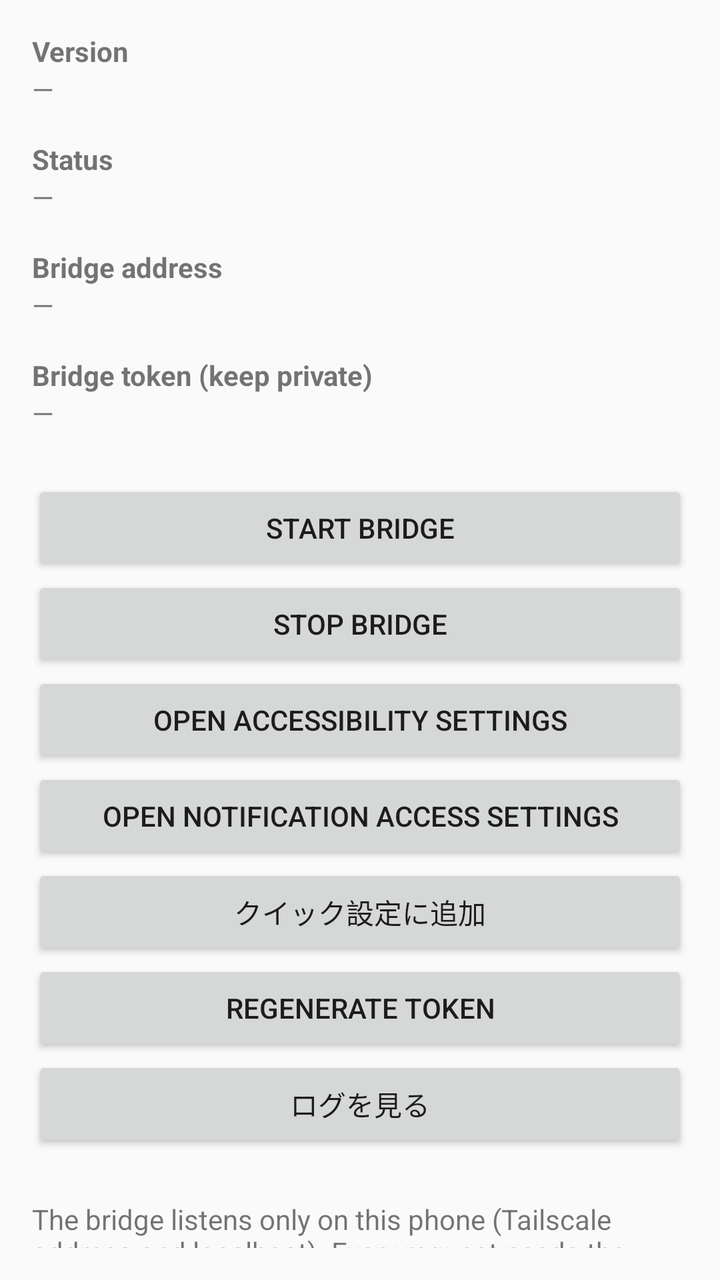
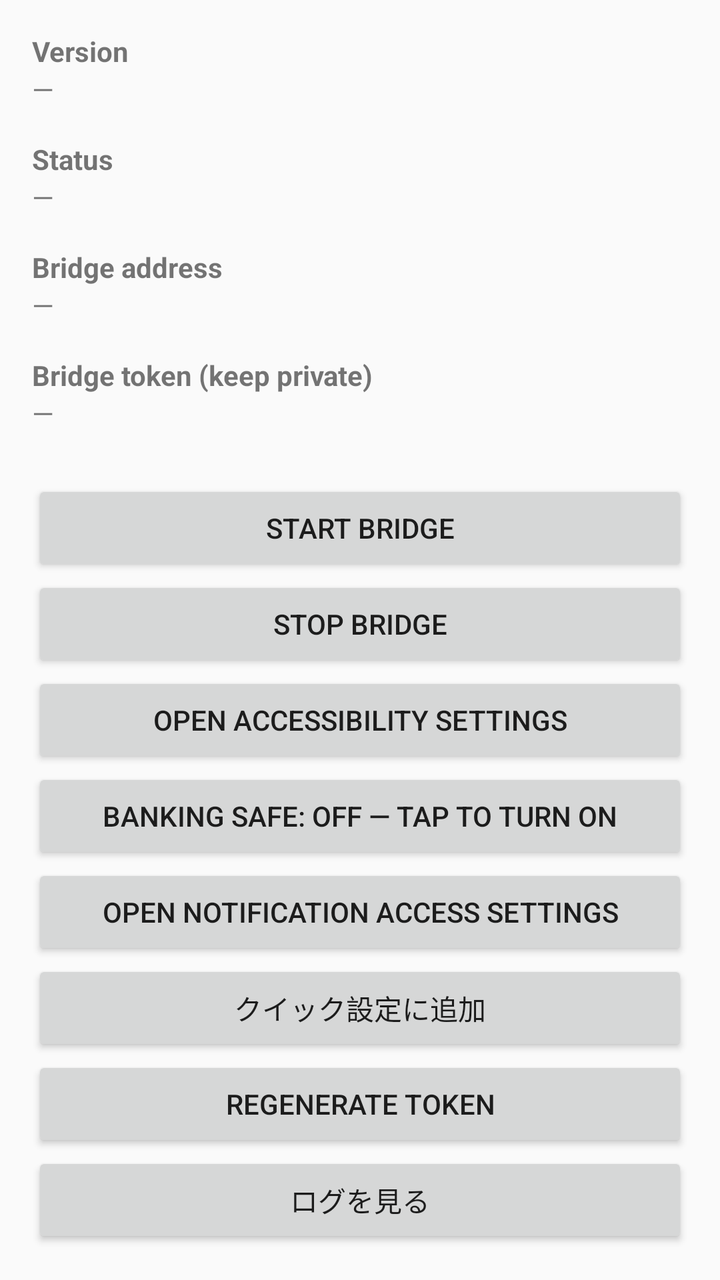

An Android layout rendered at two revisions. The XML below is the earlier revision; the diff shows what the commit changed to produce the second picture.
<!-- AndroidManifest.xml: application theme android:Theme.Material.Light.NoActionBar -->
<!-- res/layout/activity_main.xml -->
<?xml version="1.0" encoding="utf-8"?>
<LinearLayout xmlns:android="http://schemas.android.com/apk/res/android"
    android:layout_width="match_parent"
    android:layout_height="match_parent"
    android:orientation="vertical"
    android:padding="16dp">

    <TextView
        android:layout_width="wrap_content"
        android:layout_height="wrap_content"
        android:text="@string/title_version"
        android:textStyle="bold" />
    <TextView
        android:id="@+id/version_text"
        android:layout_width="match_parent"
        android:layout_height="wrap_content"
        android:text="—" />

    <TextView
        android:layout_width="wrap_content"
        android:layout_height="wrap_content"
        android:layout_marginTop="16dp"
        android:text="@string/title_status"
        android:textStyle="bold" />
    <TextView
        android:id="@+id/status_text"
        android:layout_width="match_parent"
        android:layout_height="wrap_content"
        android:text="—" />

    <TextView
        android:layout_width="wrap_content"
        android:layout_height="wrap_content"
        android:layout_marginTop="16dp"
        android:text="@string/title_address"
        android:textStyle="bold" />
    <TextView
        android:id="@+id/address_text"
        android:layout_width="match_parent"
        android:layout_height="wrap_content"
        android:text="—" />

    <TextView
        android:layout_width="wrap_content"
        android:layout_height="wrap_content"
        android:layout_marginTop="16dp"
        android:text="@string/title_token"
        android:textStyle="bold" />
    <TextView
        android:id="@+id/token_text"
        android:layout_width="match_parent"
        android:layout_height="wrap_content"
        android:text="—"
        android:textIsSelectable="true" />

    <Button
        android:id="@+id/start_button"
        android:layout_width="match_parent"
        android:layout_height="wrap_content"
        android:layout_marginTop="24dp"
        android:text="@string/btn_start" />
    <Button
        android:id="@+id/stop_button"
        android:layout_width="match_parent"
        android:layout_height="wrap_content"
        android:text="@string/btn_stop" />
    <Button
        android:id="@+id/accessibility_button"
        android:layout_width="match_parent"
        android:layout_height="wrap_content"
        android:text="@string/btn_accessibility" />
    <Button
        android:id="@+id/notification_button"
        android:layout_width="match_parent"
        android:layout_height="wrap_content"
        android:text="@string/btn_notification" />
    <Button
        android:id="@+id/add_tile_button"
        android:layout_width="match_parent"
        android:layout_height="wrap_content"
        android:text="@string/btn_add_tile" />
    <Button
        android:id="@+id/regenerate_button"
        android:layout_width="match_parent"
        android:layout_height="wrap_content"
        android:text="@string/btn_regenerate" />
    <Button
        android:id="@+id/log_button"
        android:layout_width="match_parent"
        android:layout_height="wrap_content"
        android:text="@string/btn_log" />

    <TextView
        android:layout_width="match_parent"
        android:layout_height="wrap_content"
        android:layout_marginTop="24dp"
        android:text="@string/hint" />
</LinearLayout>
<!-- resources referenced by this layout -->
<resources>
  <string name="btn_accessibility">Open accessibility settings</string>
  <string name="btn_add_tile">クイック設定に追加</string>
  <string name="btn_log">ログを見る</string>
  <string name="btn_notification">Open notification access settings</string>
  <string name="btn_regenerate">Regenerate token</string>
  <string name="btn_start">Start bridge</string>
  <string name="btn_stop">Stop bridge</string>
  <string name="hint">The bridge listens only on this phone (Tailscale address and localhost). Every request needs the token above. Stop the bridge when you are done.</string>
  <string name="title_address">Bridge address</string>
  <string name="title_status">Status</string>
  <string name="title_token">Bridge token (keep private)</string>
  <string name="title_version">Version</string>
</resources>

<!-- the commit's change to res/layout/activity_main.xml (unified diff, before → after) -->
@@ -70,6 +70,11 @@
         android:layout_height="wrap_content"
         android:text="@string/btn_accessibility" />
     <Button
+        android:id="@+id/mode_button"
+        android:layout_width="match_parent"
+        android:layout_height="wrap_content"
+        android:text="@string/btn_mode_minimal" />
+    <Button
         android:id="@+id/notification_button"
         android:layout_width="match_parent"
         android:layout_height="wrap_content"
<!-- resource entries referenced after the edit -->
@@ -3,6 +3,7 @@
   <string name="btn_accessibility">Open accessibility settings</string>
   <string name="btn_add_tile">クイック設定に追加</string>
   <string name="btn_log">ログを見る</string>
+  <string name="btn_mode_minimal">Banking safe: OFF — tap to turn on</string>
   <string name="btn_notification">Open notification access settings</string>
   <string name="btn_regenerate">Regenerate token</string>
   <string name="btn_start">Start bridge</string>
